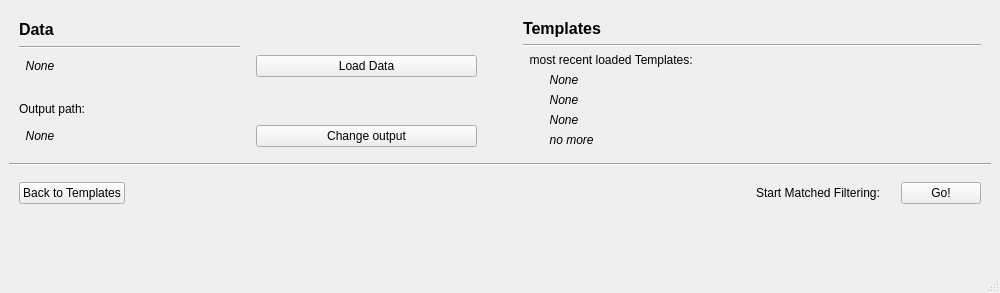
This is data_screen.ui in mdaamKIT/MatchedFilter as Qt 5 draws it before an edit. The edited form follows.
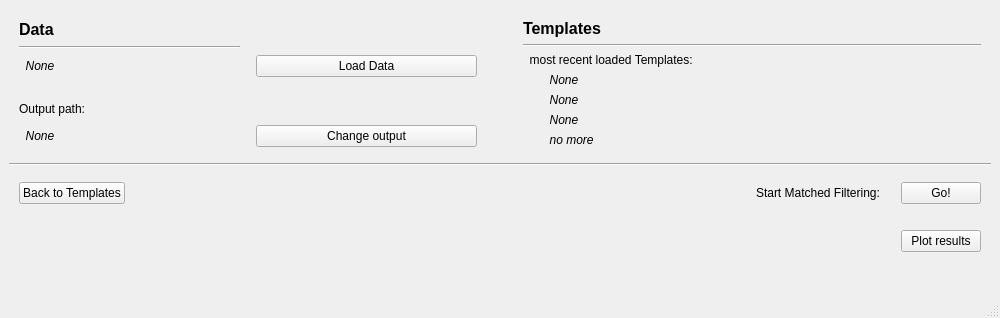
This is the edited form.

Commit message: added plot results function

The edit to the form file:
```diff
--- a/data_screen.ui
+++ b/data_screen.ui
@@ -7,7 +7,7 @@
     <x>0</x>
     <y>0</y>
     <width>1000</width>
-    <height>293</height>
+    <height>318</height>
    </rect>
   </property>
   <property name="windowTitle">
@@ -314,6 +314,42 @@
       </item>
      </layout>
     </item>
+    <item>
+     <layout class="QHBoxLayout" name="horizontalLayout_Plot">
+      <property name="leftMargin">
+       <number>10</number>
+      </property>
+      <property name="topMargin">
+       <number>10</number>
+      </property>
+      <property name="rightMargin">
+       <number>10</number>
+      </property>
+      <property name="bottomMargin">
+       <number>10</number>
+      </property>
+      <item>
+       <spacer name="horizontalSpacer_plot">
+        <property name="orientation">
+         <enum>Qt::Horizontal</enum>
+        </property>
+        <property name="sizeHint" stdset="0">
+         <size>
+          <width>40</width>
+          <height>20</height>
+         </size>
+        </property>
+       </spacer>
+      </item>
+      <item>
+       <widget class="QPushButton" name="pushButton_plot">
+        <property name="text">
+         <string>Plot results</string>
+        </property>
+       </widget>
+      </item>
+     </layout>
+    </item>
     <item>
      <spacer name="verticalSpacer_fill">
       <property name="orientation">
```
The commit also changes 1 other file.
